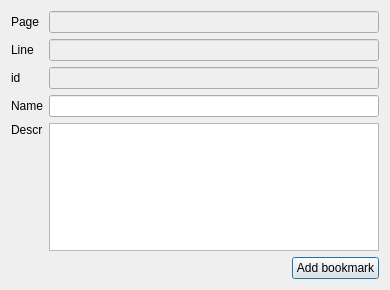
This is bookmark.ui in samstyle/transtext as Qt 5 draws it before an edit. The edited form follows.
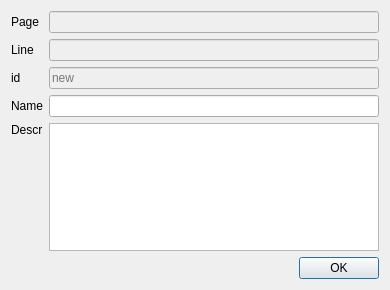
This is the edited form. Icons and pictures are not drawn.

```diff
--- a/bookmark.ui
+++ b/bookmark.ui
@@ -76,6 +76,9 @@
        <property name="enabled">
         <bool>false</bool>
        </property>
+       <property name="placeholderText">
+        <string>new</string>
+       </property>
       </widget>
      </item>
      <item row="2" column="0">
@@ -105,7 +108,7 @@
      <item>
       <widget class="QPushButton" name="pbAdd">
        <property name="text">
-        <string>Add bookmark</string>
+        <string>OK</string>
        </property>
        <property name="icon">
         <iconset resource="resources.qrc">
```
